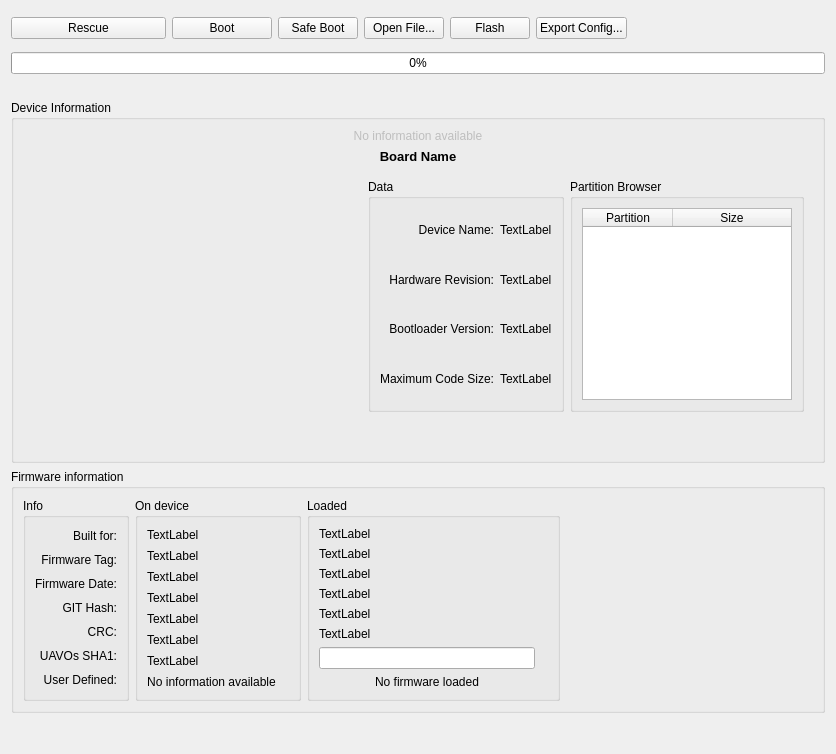
Old version of the form ground/gcs/src/plugins/uploader/uploader.ui in the repository d-ronin/dRonin.
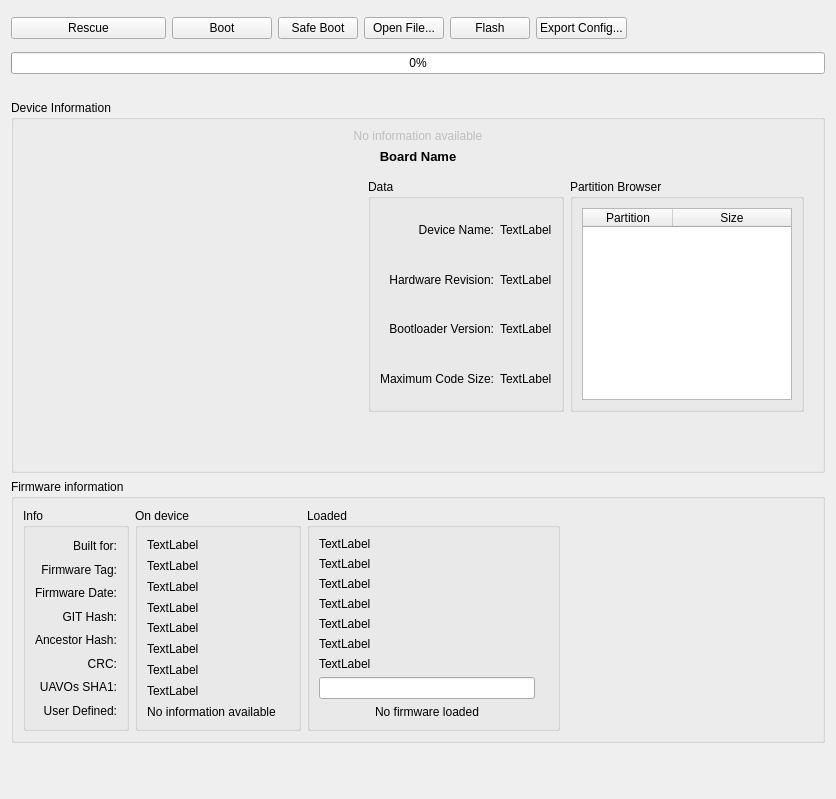
New version of the form. Icons and pictures are not drawn.

Commit message: gcs: uploader: display next common ancestor info

What changed in the file:
```diff
--- a/ground/gcs/src/plugins/uploader/uploader.ui
+++ b/ground/gcs/src/plugins/uploader/uploader.ui
@@ -7,7 +7,7 @@
     <x>0</x>
     <y>0</y>
     <width>836</width>
-    <height>754</height>
+    <height>799</height>
    </rect>
   </property>
   <property name="windowTitle">
@@ -501,6 +501,13 @@
                  </property>
                 </widget>
                </item>
+               <item>
+                <widget class="QLabel" name="label">
+                 <property name="text">
+                  <string>Ancestor Hash:</string>
+                 </property>
+                </widget>
+               </item>
                <item>
                 <widget class="QLabel" name="label_crc">
                  <property name="text">
@@ -572,6 +579,13 @@
                  </property>
                 </widget>
                </item>
+               <item>
+                <widget class="QLabel" name="ancestorHashOD_lbl">
+                 <property name="text">
+                  <string>TextLabel</string>
+                 </property>
+                </widget>
+               </item>
                <item>
                 <widget class="QLabel" name="crcOD_lbl">
                  <property name="text">
@@ -660,6 +674,13 @@
                  </property>
                 </widget>
                </item>
+               <item>
+                <widget class="QLabel" name="ancestorHashLD_lbl">
+                 <property name="text">
+                  <string>TextLabel</string>
+                 </property>
+                </widget>
+               </item>
                <item>
                 <widget class="QLabel" name="crcLD_lbl">
                  <property name="text">
```
The commit also changes 1 other file.
